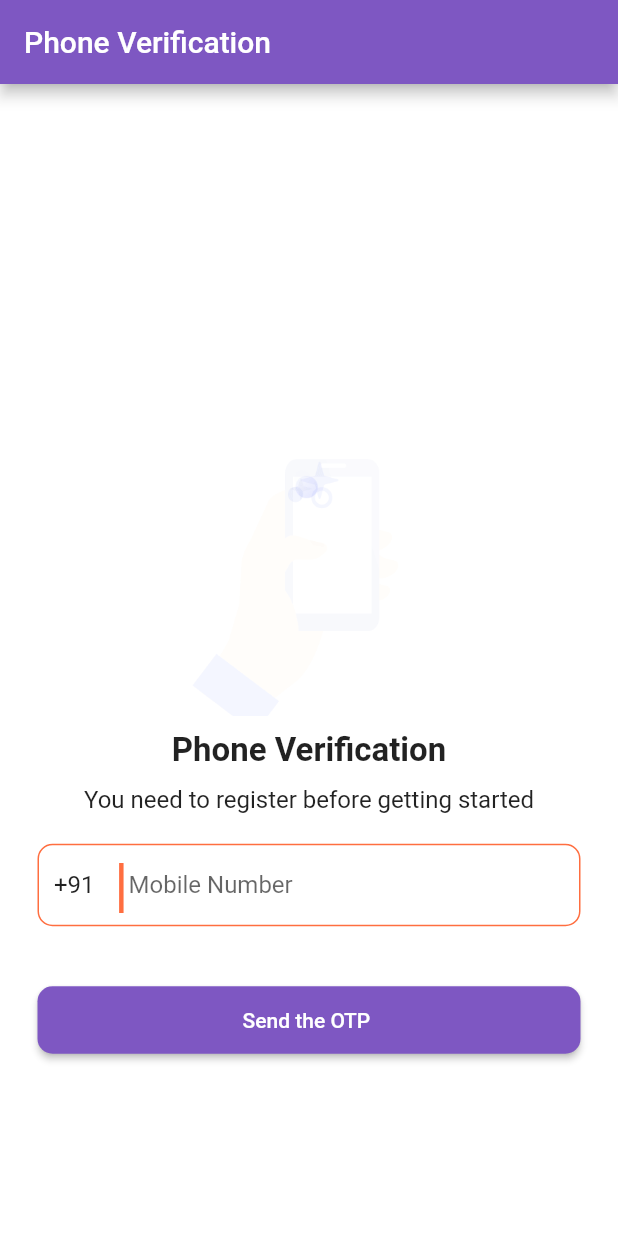
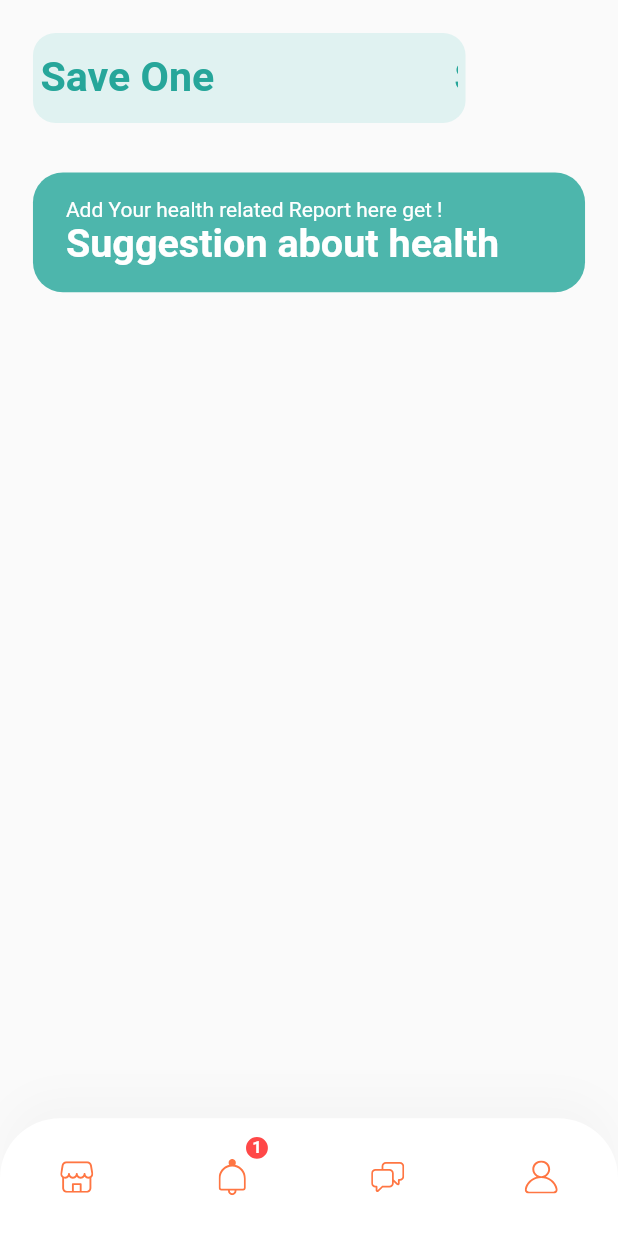
Before and after one commit to vishal1677/HealthPlusApp, a Flutter app: the screen it shows after launch, after a tap on "Send the OTP", on a phone screen of 412 x 824 dp. Run offline on Flutter 3.47's test engine with Material 2 defaults, Android fonts, the phone set to English and light mode, and no system bars; drawn by our look-alikes of marquee, overlay_support; our stand-ins replace cloud_firestore, firebase_auth, firebase_core, flutter_secure_storage, flutter_svg, hive and 1 more; accounts and stored records are empty.

Commit message:
Third Commit  Design Part

```diff
--- a/lib/MobileAuth/mobileauth.dart
+++ b/lib/MobileAuth/mobileauth.dart
@@ -2,6 +2,7 @@ import 'package:flutter/material.dart';
 
 import 'package:firebase_auth/firebase_auth.dart';
 import 'package:flutter/services.dart';
+import 'package:healthplus/home/home_screen.dart';
 
 import 'mobileotp.dart';
 
@@ -31,7 +32,7 @@ class _MobileLoginState extends State<MobileLogin> {
         backgroundColor: Colors.white,
         appBar: AppBar(
           title: const Text("Phone Verification"),
-          backgroundColor: Colors.deepPurple[400],
+          backgroundColor: Colors.teal[500],
         ),
         body:
         Container(
@@ -60,7 +61,7 @@ class _MobileLoginState extends State<MobileLogin> {
                   Container(
                     height: 55,
                     decoration: BoxDecoration(
-                        border: Border.all(width: 1, color: Colors.deepOrangeAccent),
+                        border: Border.all(width: 1, color: Colors.teal),
                         borderRadius: BorderRadius.circular(10)
                     ),
                     child: Row(
@@ -78,7 +79,7 @@ class _MobileLoginState extends State<MobileLogin> {
                         Text(
                           "|",
                           style: TextStyle(
-                              fontSize: 40, color: Colors.deepOrangeAccent
+                              fontSize: 40, color: Colors.teal[500]
                           ),
                         ),
 
@@ -113,10 +114,11 @@ class _MobileLoginState extends State<MobileLogin> {
 
 
                       //Navigator.push(context, MaterialPageRoute(builder: (context)=>MobileOTP()));
+                      Navigator.push(context, MaterialPageRoute(builder: (context)=>HomeScreen()));
                     },
                       child: Text("Send the OTP "),
                       style: ElevatedButton.styleFrom(
-                          primary: Colors.deepPurple[400],
+                          primary: Colors.teal[500],
                           shape: RoundedRectangleBorder(
                               borderRadius: BorderRadius.circular(10)
                           )
--- a/lib/constants.dart
+++ b/lib/constants.dart
@@ -1,6 +1,6 @@
 
 import 'package:flutter/material.dart';
-import 'package:smart_helath_management_system/size_config.dart';
+import 'package:healthplus/size_config.dart';
 
 /////
 const defaultPadding = 20.0;
--- /dev/null
+++ b/lib/home/components/addbanner.dart
@@ -0,0 +1,43 @@
+import 'package:flutter/cupertino.dart';
+import 'package:flutter/material.dart';
+
+import '../../../size_config.dart';
+
+class DiscountBanner extends StatelessWidget {
+  const DiscountBanner({
+    Key? key,
+  }) : super(key: key);
+
+  @override
+  Widget build(BuildContext context) {
+    return Container(
+      // height: 90,
+      width: double.infinity,
+      margin: EdgeInsets.all(getProportionateScreenWidth(20)),
+      padding: EdgeInsets.symmetric(
+        horizontal: getProportionateScreenWidth(20),
+        vertical: getProportionateScreenWidth(15),
+      ),
+      decoration: BoxDecoration(
+        //color: Color(0xFF4A3298),
+        color:Colors.teal[300],
+        borderRadius: BorderRadius.circular(20),
+      ),
+      child: Text.rich(
+        TextSpan(
+          style: TextStyle(color: Colors.white),
+          children: [
+            TextSpan(text: "Add Your health related Report here get !\n"),
+            TextSpan(
+              text: "Suggestion about health",
+              style: TextStyle(
+                fontSize: getProportionateScreenWidth(24),
+                fontWeight: FontWeight.bold,
+              ),
+            ),
+          ],
+        ),
+      ),
+    );
+  }
+}
--- /dev/null
+++ b/lib/home/components/body.dart
@@ -0,0 +1,27 @@
+import 'package:flutter/cupertino.dart';
+
+import '../../size_config.dart';
+
+class Body extends StatelessWidget {
+  @override
+  Widget build(BuildContext context) {
+    return SafeArea(
+      child: SingleChildScrollView(
+        child: Column(
+          children: [
+            SizedBox(height: getProportionateScreenWidth(20)),
+            //HomeHeader(),
+            SizedBox(height: getProportionateScreenWidth(10)),
+            //DiscountBanner(),
+           // Categories(),
+            SizedBox(height: getProportionateScreenWidth(10)),
+            //EcommerceImage(),
+            SizedBox(height: getProportionateScreenWidth(30)),
+            //PopularProducts(),
+            SizedBox(height: getProportionateScreenWidth(30)),
+          ],
+        ),
+      ),
+    );
+  }
+}
--- /dev/null
+++ b/lib/home/components/home_header.dart
@@ -0,0 +1,35 @@
+import 'package:flutter/cupertino.dart';
+import 'package:healthplus/home/components/search_field.dart';
+
+import '../../size_config.dart';
+import '../icon_but_with_cnt.dart';
+
+class HomeHeader extends StatelessWidget {
+  const HomeHeader({
+    Key? key,
+  }) : super(key: key);
+
+  @override
+  Widget build(BuildContext context) {
+    return Padding(
+      padding:
+      EdgeInsets.symmetric(horizontal: getProportionateScreenWidth(20)),
+      child: Row(
+        mainAxisAlignment: MainAxisAlignment.spaceBetween,
+        children: [
+          SearchField(),
+          // IconBtnWithCounter(
+          //     svgSrc: "assets/icons/Cart Icon.svg",
+          //     press: () {
+          //       //Navigator.push(context, MaterialPageRoute(builder:(context)=> CartScreen()));
+          //       //Navigator.push(context, MaterialPageRoute(builder:(context)=> CustomAppBar(rating: 100.0)));
+          //       //Navigator.pushNamed(context, AddProduct.routeName);
+          //     }
+          // ),
+          //Admin(),  // removed from search field add cart
+          //CustomBottomNavBar()
+        ],
+      ),
+    );
+  }
+}
--- /dev/null
+++ b/lib/home/components/search_field.dart
@@ -0,0 +1,123 @@
+import 'package:flutter/cupertino.dart';
+import 'package:flutter/material.dart';
+import 'package:marquee/marquee.dart';
+
+import '../../size_config.dart';
+
+class SearchField extends StatelessWidget {
+  const SearchField({
+    Key? key,
+  }) : super(key: key);
+  Widget buildAnimatedText(String text)=>Container(
+    width: SizeConfig.screenWidth * 0.7,
+    //height: 60,
+    //height: 80,
+    color: Colors.teal[50],
+    margin: EdgeInsets.all(5),
+    child: Marquee(
+      text: text,
+      style: TextStyle(
+        fontSize: getProportionateScreenWidth(25),
+        color: Colors.teal[400],
+        fontWeight: FontWeight.bold,
+      ),
+      blankSpace: 160,
+      velocity: -150,
+      pauseAfterRound: Duration(seconds: 2),
+    ),
+  );
+
+
+  @override
+
+  Widget build(BuildContext context) {
+    return Container(
+      width: SizeConfig.screenWidth * 0.7,
+      height: 60,
+      decoration: BoxDecoration(
+        //color: kSecondaryColor.withOpacity(0.1),
+        //color: Colors.yellowAccent,
+        color: Colors.teal[50],
+
+
+        borderRadius: BorderRadius.circular(15),
+      ),
+      // child: TextField(
+      //   onChanged: (value) => print(value),//////   IMP
+      //   decoration: InputDecoration(
+      //       contentPadding: EdgeInsets.symmetric(
+      //           horizontal: getProportionateScreenWidth(20),
+      //           vertical: getProportionateScreenWidth(9)),
+      //       border: InputBorder.none,
+      //       focusedBorder: InputBorder.none,
+      //       enabledBorder: InputBorder.none,
+      //       hintText: "Search product",
+      //       prefixIcon: Icon(Icons.search_rounded)
+      //   ),
+      //
+      //
+      // ),
+      // child: Container(
+      //
+      //   padding: const EdgeInsets.all(5.0),
+      //   child: Text.rich(
+      //     //textAlign: TextAlign.left,
+      //     TextSpan(
+      //
+      //       children: [
+      //         TextSpan(
+      //           text: 'Krishak Farma\n',
+      //           style: TextStyle(
+      //             fontSize: getProportionateScreenWidth(25),
+      //             color: Colors.deepOrangeAccent,
+      //             fontWeight: FontWeight.bold,
+      //           ),
+      //         ),
+      //         TextSpan(text: "Welcome User!\n",),
+      //       ]
+      //     )
+      //
+      //   ),
+      // ),
+      // child: Container(
+      //   margin: EdgeInsets.all(24),
+      //   child:,
+      // ),
+      child: buildAnimatedText("Save One"),
+
+
+
+    );
+    // return Container(
+    //   // height: 90,
+    //   width: SizeConfig.screenWidth * 0.6,
+    //   //margin: EdgeInsets.all(getProportionateScreenWidth(20)),
+    //   // padding: EdgeInsets.symmetric(
+    //   //   horizontal: getProportionateScreenWidth(20),
+    //   //   vertical: getProportionateScreenWidth(15),
+    //   // ),
+    //   decoration: BoxDecoration(
+    //     //color: Color(0xFF4A3298),
+    //     color:Colors.deepOrangeAccent,
+    //     borderRadius: BorderRadius.circular(15),
+    //   ),
+    //   child: Text.rich(
+    //     TextSpan(
+    //       style: TextStyle(color: Colors.white),
+    //       children: [
+    //         TextSpan(
+    //           text: "Get Best Market Price",
+    //           style: TextStyle(
+    //             fontSize: getProportionateScreenWidth(24),
+    //             fontWeight: FontWeight.bold,
+    //           ),
+    //         ),
+    //         TextSpan(text: "Publish Your Product Worldwide !\n"),
+    //
+    //       ],
+    //     ),
+    //   ),
+    // );
+
+  }
+}
--- /dev/null
+++ b/lib/home/home_screen.dart
@@ -0,0 +1,44 @@
+
+
+import 'package:flutter/cupertino.dart';
+import 'package:flutter/material.dart';
+
+import '../components/custom_navigation_bar.dart';
+import '../enums.dart';
+import '../size_config.dart';
+import 'components/addbanner.dart';
+import 'components/home_header.dart';
+
+class HomeScreen extends StatelessWidget {
+  static String routeName = "/home";
+  @override
+  Widget build(BuildContext context) {
+    return Scaffold(
+      body:Body(),
+      bottomNavigationBar: CustomBottomNavBar(selectedMenu: MenuState.home), ////////////
+    );
+  }
+}
+class Body extends StatelessWidget {
+  @override
+  Widget build(BuildContext context) {
+    return SafeArea(
+      child: SingleChildScrollView(
+        child: Column(
+          children: [
+            SizedBox(height: getProportionateScreenWidth(20)),
+            HomeHeader(),
+            SizedBox(height: getProportionateScreenWidth(10)),
+            DiscountBanner(),
+            // Categories(),
+            SizedBox(height: getProportionateScreenWidth(10)),
+            //EcommerceImage(),
+            SizedBox(height: getProportionateScreenWidth(30)),
+            //PopularProducts(),
+            SizedBox(height: getProportionateScreenWidth(30)),
+          ],
+        ),
+      ),
+    );
+  }
+}
--- a/lib/main.dart
+++ b/lib/main.dart
@@ -6,8 +6,8 @@ import 'package:hive/hive.dart';
 import 'package:hive_flutter/hive_flutter.dart';
 
 import 'package:overlay_support/overlay_support.dart';
-import 'package:smart_helath_management_system/routes.dart';
-import 'package:smart_helath_management_system/screens/splashscreen.dart';
+import 'package:healthplus/routes.dart';
+import 'package:healthplus/screens/splashscreen.dart';
 
 import 'firebase_options.dart';
 
--- a/lib/routes.dart
+++ b/lib/routes.dart
@@ -6,8 +6,8 @@
 //import 'dart:js';
 
 import 'package:flutter/cupertino.dart';
-import 'package:smart_helath_management_system/MobileAuth/mobileauth.dart';
-import 'package:smart_helath_management_system/screens/splashscreen.dart';
+import 'package:healthplus/MobileAuth/mobileauth.dart';
+import 'package:healthplus/screens/splashscreen.dart';
 
 final Map<String, WidgetBuilder> routes = {
   SplashScreen.routeName:(context)=>SplashScreen(),
--- a/lib/screens/splashscreen.dart
+++ b/lib/screens/splashscreen.dart
@@ -1,7 +1,7 @@
 
 import 'package:flutter/cupertino.dart';
 import 'package:flutter/material.dart';
-import 'package:smart_helath_management_system/MobileAuth/mobileauth.dart';
+import 'package:healthplus/MobileAuth/mobileauth.dart';
 
 import '../size_config.dart';
 
@@ -50,8 +50,9 @@ class _SplashScreenState extends State<SplashScreen> {
                 children: [
                   Image.asset("assets/images/healthcare-loader.gif", height: 300, width: 300,alignment: Alignment.topCenter,),
                   SizedBox(height: 10,),
-                  Text("SaveOne", style: TextStyle(
+                  Text("Health Plus", style: TextStyle(
                     fontSize: 22,fontWeight: FontWeight.bold,
+                    color: Colors.teal[500]
                   ),
                   ),
                   SizedBox(height: 10,),
--- a/pubspec.yaml
+++ b/pubspec.yaml
@@ -1,4 +1,4 @@
-name: smart_helath_management_system
+name: healthplus
 description: A new Flutter project.
 
 # The following line prevents the package from being accidentally published to
```
Also changed, not shown: lib/MobileAuth/mobileotp.dart (deleted, +0 -149 lines), 18 other files.
